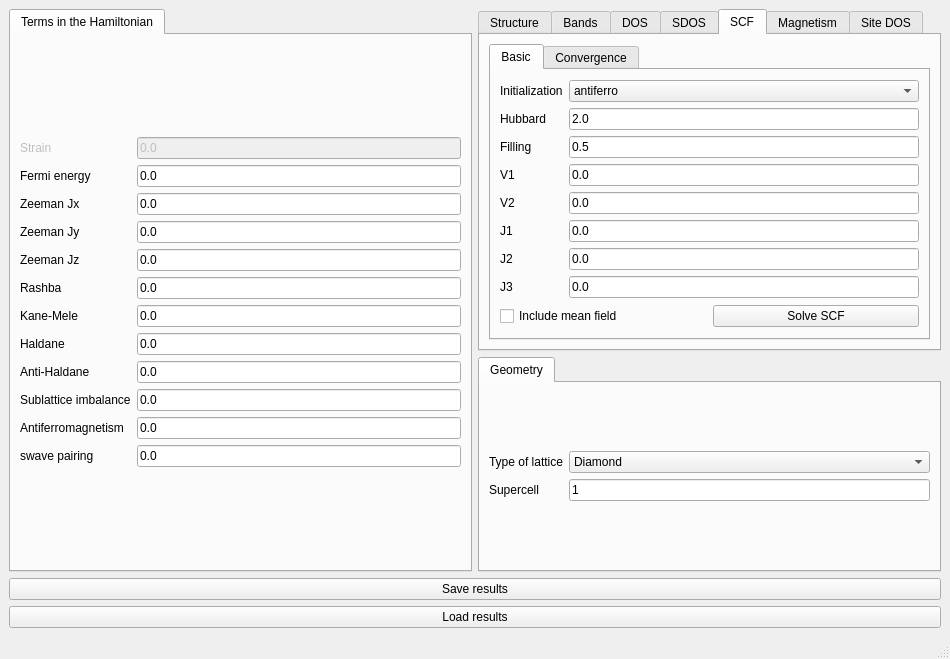
Old version of the form interface-pyqt/3d/interface.ui in the repository joselado/quantum-lattice.
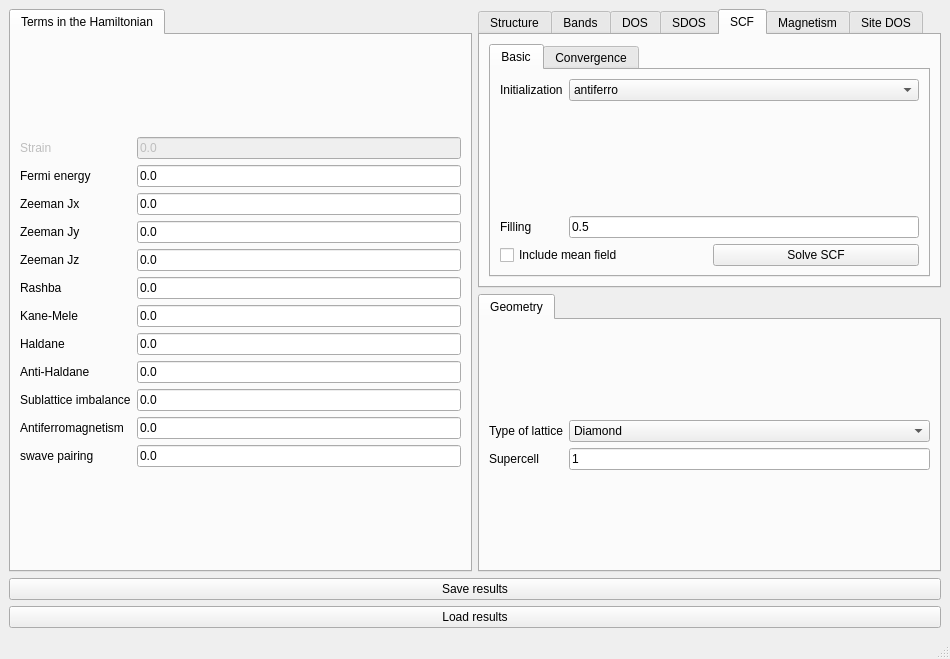
New version of the form. The open tabs and pages were chosen to show the change. Custom widgets are drawn as their Qt base class.

Commit message: Split SCF mean-field terms into Density-density/Spin-spin tabs; make Hamiltonian-term label names consistent

```diff
--- a/interface-pyqt/3d/interface.ui
+++ b/interface-pyqt/3d/interface.ui
@@ -499,6 +499,9 @@
            <layout class="QGridLayout" name="gridLayout_18">
             <item row="0" column="0" colspan="2">
              <layout class="QGridLayout" name="gridLayout_10">
+              <item row="1" column="0" colspan="2">
+              <widget class="QWidget" name="scf_terms_container"/>
+             </item>
               <item row="0" column="1">
                <widget class="ComboBox" name="scf_initialization">
                 <item>
@@ -525,21 +528,7 @@
                 </property>
                </widget>
               </item>
-              <item row="1" column="0">
-               <widget class="BodyLabel" name="label_23">
-                <property name="text">
-                 <string>Hubbard</string>
-                </property>
-               </widget>
-              </item>
-              <item row="1" column="1">
-               <widget class="LineEdit" name="U">
-                <property name="text">
-                 <string>2.0</string>
-                </property>
-               </widget>
-              </item>
-              <item row="2" column="0">
+                                          <item row="2" column="0">
                <widget class="BodyLabel" name="label_34">
                 <property name="text">
                  <string>Filling</string>
@@ -553,92 +542,7 @@
                 </property>
                </widget>
               </item>
-              <item row="3" column="0">
-               <widget class="BodyLabel" name="label_v1">
-                <property name="text">
-                 <string>V1</string>
-                </property>
-               </widget>
-              </item>
-              <item row="3" column="1">
-               <widget class="LineEdit" name="V1">
-                <property name="toolTip">
-                 <string>First neighbor interaction</string>
-                </property>
-                <property name="text">
-                 <string>0.0</string>
-                </property>
-               </widget>
-              </item>
-              <item row="4" column="0">
-               <widget class="BodyLabel" name="label_v2">
-                <property name="text">
-                 <string>V2</string>
-                </property>
-               </widget>
-              </item>
-              <item row="4" column="1">
-               <widget class="LineEdit" name="V2">
-                <property name="toolTip">
-                 <string>Second neighbor interaction</string>
-                </property>
-                <property name="text">
-                 <string>0.0</string>
-                </property>
-               </widget>
-              </item>
-              <item row="5" column="0">
-               <widget class="BodyLabel" name="label_j1">
-                <property name="text">
-                 <string>J1</string>
-                </property>
-               </widget>
-              </item>
-              <item row="5" column="1">
-               <widget class="LineEdit" name="J1">
-                <property name="toolTip">
-                 <string>First neighbor Heisenberg exchange</string>
-                </property>
-                <property name="text">
-                 <string>0.0</string>
-                </property>
-               </widget>
-              </item>
-              <item row="6" column="0">
-               <widget class="BodyLabel" name="label_j2">
-                <property name="text">
-                 <string>J2</string>
-                </property>
-               </widget>
-              </item>
-              <item row="6" column="1">
-               <widget class="LineEdit" name="J2">
-                <property name="toolTip">
-                 <string>Second neighbor Heisenberg exchange</string>
-                </property>
-                <property name="text">
-                 <string>0.0</string>
-                </property>
-               </widget>
-              </item>
-              <item row="7" column="0">
-               <widget class="BodyLabel" name="label_j3">
-                <property name="text">
-                 <string>J3</string>
-                </property>
-               </widget>
-              </item>
-              <item row="7" column="1">
-               <widget class="LineEdit" name="J3">
-                <property name="toolTip">
-                 <string>Third neighbor Heisenberg exchange</string>
-                </property>
-                <property name="text">
-                 <string>0.0</string>
-                </property>
-               </widget>
-              </item>
-             </layout>
+                                                                                                                                                         </layout>
             </item>
             <item row="1" column="0">
              <widget class="CheckBox" name="do_scf">
```
Left out of the diff: 16 changed lines with no effect on the pictures. The commit also changes 35 other files.
